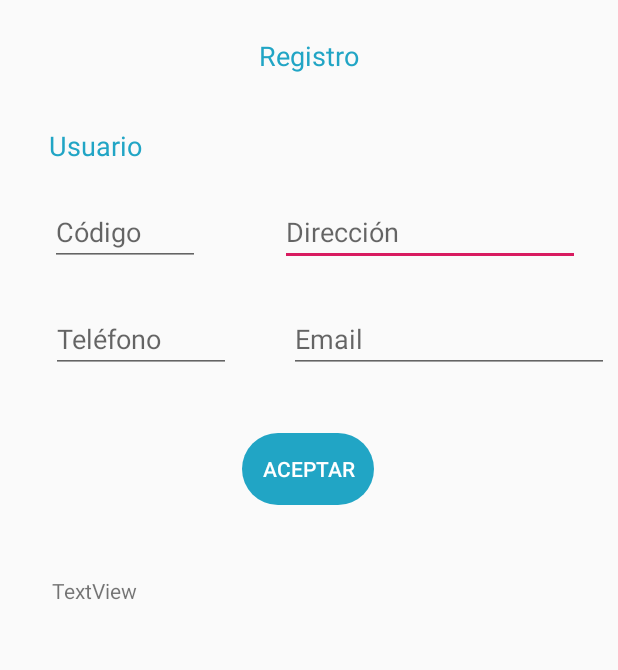
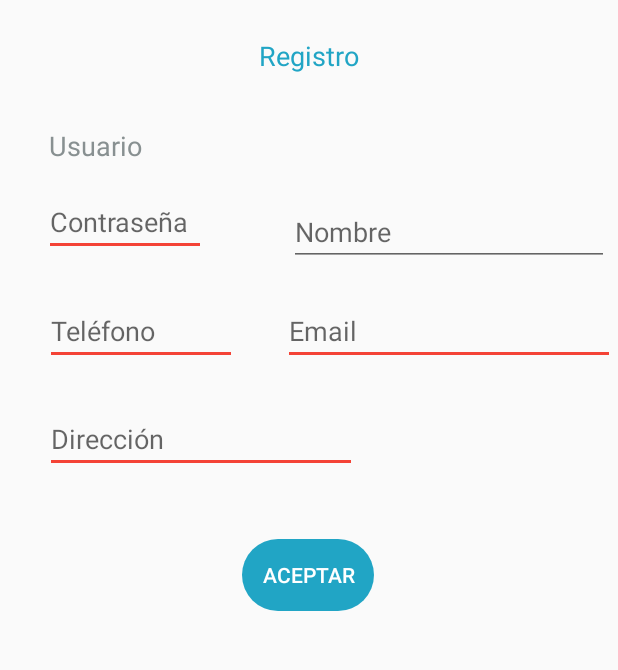
Before and after one commit to mikels111/Desayunos, an Android app: the Actividad_4 screen opened directly, with no data from a screen before it, after a tap on "ACEPTAR", on a phone screen of 412 x 824 dp, the part 84-754 px from its top. Run offline under Robolectric (Android 15) with nearby library versions, the phone set to English and light mode, and no system bars; 1 statement that could not run was skipped.

Commit message:
Cambio en base de datos:actividad 3 y 4, sqlitehelper.Modificación de la clase producto

```diff
--- a/app/src/main/java/com/example/desayunoscebanc/Actividad_4.java
+++ b/app/src/main/java/com/example/desayunoscebanc/Actividad_4.java
@@ -16,8 +16,7 @@ import android.widget.Toast;
 public class Actividad_4 extends AppCompatActivity {
 
     Button aceptar;
-    EditText codigo,direccion,telefono,email;
-    TextView prueba;
+    EditText contrasena,nombre,direccion,telefono,email;
     @Override
     protected void onCreate(Bundle savedInstanceState) {
         super.onCreate(savedInstanceState);
@@ -31,29 +30,31 @@ public class Actividad_4 extends AppCompatActivity {
         aceptar=findViewById(R.id.btnAceptar);
 
         //EditText
-        codigo=findViewById(R.id.editCodigo);
+        contrasena=findViewById(R.id.editContrasena);
+        nombre=findViewById(R.id.editNombre);
         direccion=findViewById(R.id.editDireccion);
         telefono=findViewById(R.id.editTelefono);
         email=findViewById(R.id.editEmail);
 
-        prueba=findViewById(R.id.txtPrueba);
+        //Bundle
+        Bundle bun=getIntent().getExtras();
+        final double preciofinal=bun.getDouble("precioFinal");
 
         //Base de Datos
-        BDSQLiteHelper bdDesayunos = new BDSQLiteHelper(this, "BDDesayunos", null, 1);
+        BDSQLiteHelper bdDesayunos = new BDSQLiteHelper(this, "BDDesayunos", null, 8);
         final SQLiteDatabase bd = bdDesayunos.getWritableDatabase();
 
-        codigo.setOnFocusChangeListener(new View.OnFocusChangeListener() {
+        contrasena.setOnFocusChangeListener(new View.OnFocusChangeListener() {
             @Override
             public void onFocusChange(View v, boolean hasFocus) {
                 if(!hasFocus) {
-                    prueba.setText("prueba");
-                    Cursor c=bd.rawQuery("SELECT CodCliente,Direccion,Telefono,Email FROM Cliente WHERE CodCliente='"+codigo.getText()+"'",null);
-
+                    Cursor c=bd.rawQuery("SELECT Contrasena,Nombre,Direccion,Telefono,Email FROM Cliente WHERE Contrasena='"+ contrasena.getText()+"'",null);
                     if(c.moveToFirst()){
                         do {
-                            direccion.setText(c.getString(1));
-                            telefono.setText(c.getString(2));
-                            email.setText(c.getString(3));
+                            nombre.setText(c.getString(1));
+                            direccion.setText(c.getString(2));
+                            telefono.setText(c.getString(3));
+                            email.setText(c.getString(4));
                         }while(c.moveToNext());
                     }
                 }
@@ -64,17 +65,48 @@ public class Actividad_4 extends AppCompatActivity {
         aceptar.setOnClickListener(new View.OnClickListener() {
             @Override
             public void onClick(View v) {
-                if(codigo.getText().length()!=0 && direccion.getText().length()!=0 && telefono.getText().length()!=0 && email.getText().length()!=0){
+                if(contrasena.getText().length()!=0 && direccion.getText().length()!=0 && telefono.getText().length()!=0 && email.getText().length()!=0){
+                    Cursor c=bd.rawQuery("SELECT count(*) FROM Cliente WHERE Nombre='"+nombre.getText()+"'",null);
+                    c.moveToFirst();
+                    int count=c.getInt(0);
+                    int codigo;
+                    if(count==0){
+                        bd.execSQL("INSERT INTO Cliente(Contrasena,Nombre,Direccion,Telefono,Email) VALUES('"+contrasena.getText()+"','"+nombre.getText()+"','"+direccion.getText()+"','"+telefono.getText()+"','"+email.getText()+"')");
+                        c=bd.rawQuery("SELECT CodCliente FROM Cliente WHERE Nombre='"+nombre.getText()+"'",null);
+                        c.moveToFirst();
+                        codigo=c.getInt(0);
+                        bd.execSQL("INSERT INTO Pedido(CodCliente,Total,FechaPed) VALUES('"+codigo+"','"+preciofinal+"',datetime('now','localtime'))");
+                    }else{
+                        c=bd.rawQuery("SELECT CodCliente FROM Cliente WHERE Nombre='"+nombre.getText()+"'",null);
+                        c.moveToFirst();
+                        codigo=c.getInt(0);
+                        bd.execSQL("INSERT INTO Pedido(CodCliente,total,FechaPed) VALUES('"+codigo+"','"+preciofinal+"',datetime('now','localtime'))");
+                        Toast aviso = Toast.makeText(getApplicationContext(), "Gracias por su visita, pedido validado a nombre de "+nombre.getText(), Toast.LENGTH_SHORT);
+                        aviso.show();
+                    }
+                }else{
+                    Toast.makeText(getApplicationContext(), "Le falta algún dato por rellenar", Toast.LENGTH_SHORT).show();
+                }
 
-                }else if(codigo.getText().length()==0){
-                    Toast.makeText(getApplicationContext(), "Le falta introducir el código", Toast.LENGTH_SHORT).show();
-
-                }else if (direccion.getText().length()==0){
-                    Toast.makeText(getApplicationContext(), "Le falta introducir la dirección", Toast.LENGTH_SHORT).show();
-                }else if(telefono.getText().length()==0){
-                    Toast.makeText(getApplicationContext(), "Le falta introducir el teléfono", Toast.LENGTH_SHORT).show();
+                if(contrasena.getText().length()==0){
+                    contrasena.setBackgroundResource(R.drawable.color_rojo);
                 }else{
-                    Toast.makeText(getApplicationContext(), "Le falta introducir el Email", Toast.LENGTH_SHORT).show();
+                    contrasena.setBackgroundResource(R.drawable.color_gris);
+                }
+                if (direccion.getText().length()==0){
+                    direccion.setBackgroundResource(R.drawable.color_rojo);
+                }else{
+                    contrasena.setBackgroundResource(R.drawable.color_gris);
+                }
+                if(telefono.getText().length()==0){
+                    telefono.setBackgroundResource(R.drawable.color_rojo);
+                }else{
+                    contrasena.setBackgroundResource(R.drawable.color_gris);
+                }
+                if(email.getText().length()==0){
+                    email.setBackgroundResource(R.drawable.color_rojo);
+                }else{
+                    contrasena.setBackgroundResource(R.drawable.color_gris);
                 }
             }
         });
--- a/app/src/main/java/com/example/desayunoscebanc/BDSQLiteHelper.java
+++ b/app/src/main/java/com/example/desayunoscebanc/BDSQLiteHelper.java
@@ -11,34 +11,39 @@ import androidx.annotation.Nullable;
 
 public class BDSQLiteHelper extends SQLiteOpenHelper {
 
-
-    public void onCreate(SQLiteDatabase bd){
-
-        bd.execSQL("CREATE TABLE Cliente(" +
+    String cliente="CREATE TABLE Cliente(" +
             "CodCliente INTEGER PRIMARY KEY AUTOINCREMENT," +
+            "Contrasena VARCHAR(25) ," +
+            "Nombre VARCHAR(30)," +
             "Direccion VARCHAR(20)," +
             "Telefono VARCHAR(9)," +
-                "Email VARCHAR(50))");
+            "Email VARCHAR(50)," +
+            "UNIQUE(Nombre))";
 
-        bd.execSQL("CREATE TABLE Producto(" +
+    String producto="CREATE TABLE Producto(" +
             "CodProducto INTEGER PRIMARY KEY AUTOINCREMENT," +
             "Nombre VARCHAR(40)," +
-                "Precio DOUBLE(2,2))");
+            "Precio DOUBLE(2,2))";
 
-        bd.execSQL("CREATE TABLE Pedido(" +
+    String pedido="CREATE TABLE Pedido(" +
             "CodPedido INTEGER PRIMARY KEY AUTOINCREMENT," +
             "CodCliente INTEGER," +
             "Total INTEGER," +
-                "FechaPed DATE," +
-                "HoraPed TIME," +
-                "FOREIGN KEY(CodCliente) REFERENCES Cliente(CodCliente))");
+            "FechaPed DATETIME," +
+            "FOREIGN KEY(CodCliente) REFERENCES Cliente(CodCliente))";
 
-        bd.execSQL("CREATE TABLE Linea(" +
+    String linea="CREATE TABLE Linea(" +
             "CodLinea INTEGER PRIMARY KEY AUTOINCREMENT," +
             "CodProducto INTEGER," +
             "CodPedido INTEGER," +
             "FOREIGN KEY(CodProducto) REFERENCES Producto(CodProducto)," +
-                "FOREIGN KEY(CodPedido) REFERENCES Pedido(CodPedido))");
+            "FOREIGN KEY(CodPedido) REFERENCES Pedido(CodPedido))";
+    public void onCreate(SQLiteDatabase bd){
+
+        bd.execSQL(cliente);
+        bd.execSQL(producto);
+        bd.execSQL(pedido);
+        bd.execSQL(linea);
 
     }
 
@@ -47,7 +52,16 @@ public class BDSQLiteHelper extends SQLiteOpenHelper {
     }
 
     @Override
-    public void onUpgrade(SQLiteDatabase db, int oldVersion, int newVersion) {
+    public void onUpgrade(SQLiteDatabase bd, int oldVersion, int newVersion) {
+        if(oldVersion<8){
+            bd.execSQL("DROP TABLE IF EXISTS Cliente");
+            bd.execSQL("DROP TABLE IF EXISTS Producto");
+            bd.execSQL("DROP TABLE IF EXISTS Pedido");
+            bd.execSQL("DROP TABLE IF EXISTS Linea");
+            onCreate(bd);
+            bd.execSQL("INSERT INTO Cliente(Contrasena,Nombre,Direccion,Telefono,Email) VALUES('1234','Antonio','Calle Zubieta','943875621','antonio11@gmail.com');");
+        }
+
 
     }
 }
--- a/app/src/main/java/com/example/desayunoscebanc/Producto.java
+++ b/app/src/main/java/com/example/desayunoscebanc/Producto.java
@@ -9,6 +9,9 @@ public class Producto {
         nombre=nom;
         precio=pr;
         cantidad=cant;
+    }
+    public Producto(){
+
     }
 
     public String getNombre(){
--- /dev/null
+++ b/app/src/main/res/drawable/color_gris.xml
@@ -0,0 +1,19 @@
+<?xml version="1.0" encoding="utf-8"?>
+<layer-list xmlns:android="http://schemas.android.com/apk/res/android">
+
+    <item
+        android:bottom="0dp"
+        android:left="-9dp"
+        android:right="-9dp"
+        android:top="-9dp">
+        <shape>
+            <solid android:color="@android:color/transparent" />
+            <stroke
+                android:color="#889091"
+                android:width="2dp" />
+            <padding android:bottom="4dp" />
+
+        </shape>
+    </item>
+
+</layer-list>
--- /dev/null
+++ b/app/src/main/res/drawable/color_rojo.xml
@@ -0,0 +1,19 @@
+<?xml version="1.0" encoding="utf-8"?>
+<layer-list xmlns:android="http://schemas.android.com/apk/res/android">
+
+    <item
+        android:bottom="0dp"
+        android:left="-9dp"
+        android:right="-9dp"
+        android:top="-9dp">
+        <shape>
+            <solid android:color="@android:color/transparent" />
+            <stroke
+                android:color="#F44336"
+                android:width="2dp" />
+            <padding android:bottom="4dp" />
+
+        </shape>
+    </item>
+
+</layer-list>
--- a/app/src/main/res/layout/activity_actividad_4.xml
+++ b/app/src/main/res/layout/activity_actividad_4.xml
@@ -15,10 +15,10 @@
         android:inputType="textPersonName"
         app:layout_constraintBottom_toBottomOf="parent"
         app:layout_constraintEnd_toEndOf="parent"
-        app:layout_constraintHorizontal_bias="0.881"
+        app:layout_constraintHorizontal_bias="0.161"
         app:layout_constraintStart_toStartOf="parent"
         app:layout_constraintTop_toTopOf="parent"
-        app:layout_constraintVertical_bias="0.183" />
+        app:layout_constraintVertical_bias="0.379" />
 
     <EditText
         android:id="@+id/editEmail"
@@ -39,7 +39,7 @@
         android:layout_width="wrap_content"
         android:layout_height="wrap_content"
         android:text="Usuario"
-        android:textColor="#21A5C5"
+        android:textColor="#889091"
         android:textSize="18sp"
         app:layout_constraintBottom_toBottomOf="parent"
         app:layout_constraintEnd_toEndOf="parent"
@@ -49,12 +49,12 @@
         app:layout_constraintVertical_bias="0.114" />
 
     <EditText
-        android:id="@+id/editCodigo"
+        android:id="@+id/editContrasena"
         android:layout_width="100dp"
         android:layout_height="wrap_content"
         android:ems="10"
-        android:hint="Código"
-        android:inputType="number"
+        android:hint="Contraseña"
+        android:inputType="textPassword"
         app:layout_constraintBottom_toBottomOf="parent"
         app:layout_constraintEnd_toEndOf="parent"
         app:layout_constraintHorizontal_bias="0.106"
@@ -101,18 +101,20 @@
         app:layout_constraintHorizontal_bias="0.498"
         app:layout_constraintStart_toStartOf="parent"
         app:layout_constraintTop_toTopOf="parent"
-        app:layout_constraintVertical_bias="0.401" />
+        app:layout_constraintVertical_bias="0.499" />
 
-    <TextView
-        android:id="@+id/txtPrueba"
+    <EditText
+        android:id="@+id/editNombre"
         android:layout_width="wrap_content"
         android:layout_height="wrap_content"
-        android:text="TextView"
+        android:ems="10"
+        android:hint="Nombre"
+        android:inputType="textPersonName"
         app:layout_constraintBottom_toBottomOf="parent"
         app:layout_constraintEnd_toEndOf="parent"
-        app:layout_constraintHorizontal_bias="0.098"
+        app:layout_constraintHorizontal_bias="0.969"
         app:layout_constraintStart_toStartOf="parent"
         app:layout_constraintTop_toTopOf="parent"
-        app:layout_constraintVertical_bias="0.513" />
+        app:layout_constraintVertical_bias="0.183" />
 
 </androidx.constraintlayout.widget.ConstraintLayout>
```
Also changed, not shown: app/src/main/java/com/example/desayunoscebanc/Actividad_3.java (+48 -15 lines), app/src/main/java/com/example/desayunoscebanc/MainActivity.java (+2 -6 lines). Lines whose indentation alone changed are shown as unchanged.
